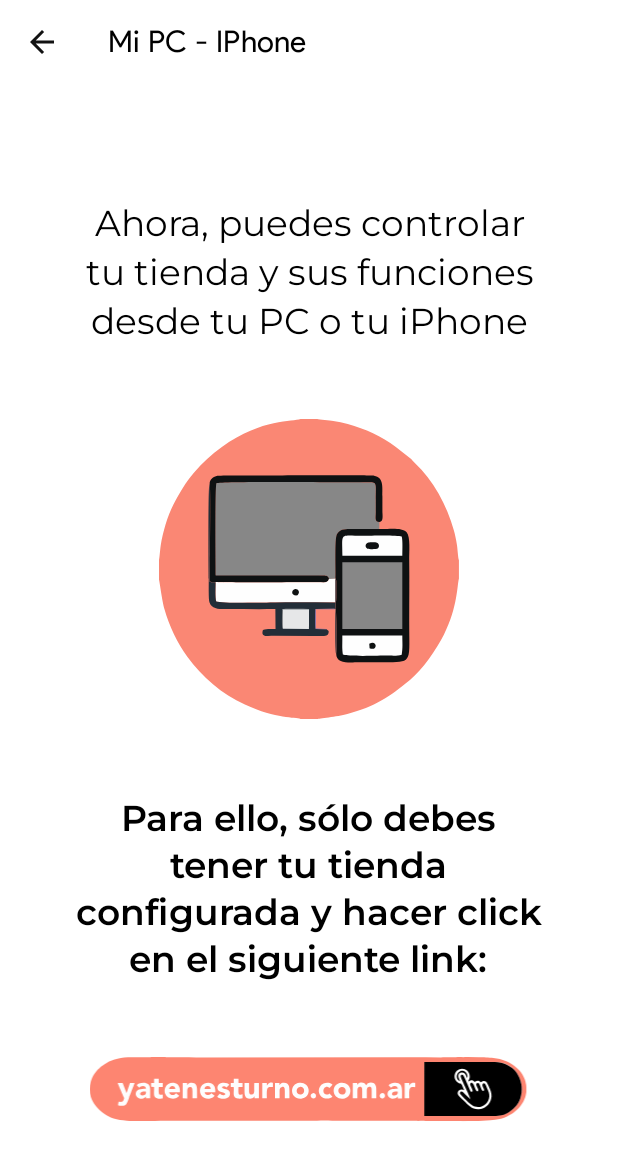
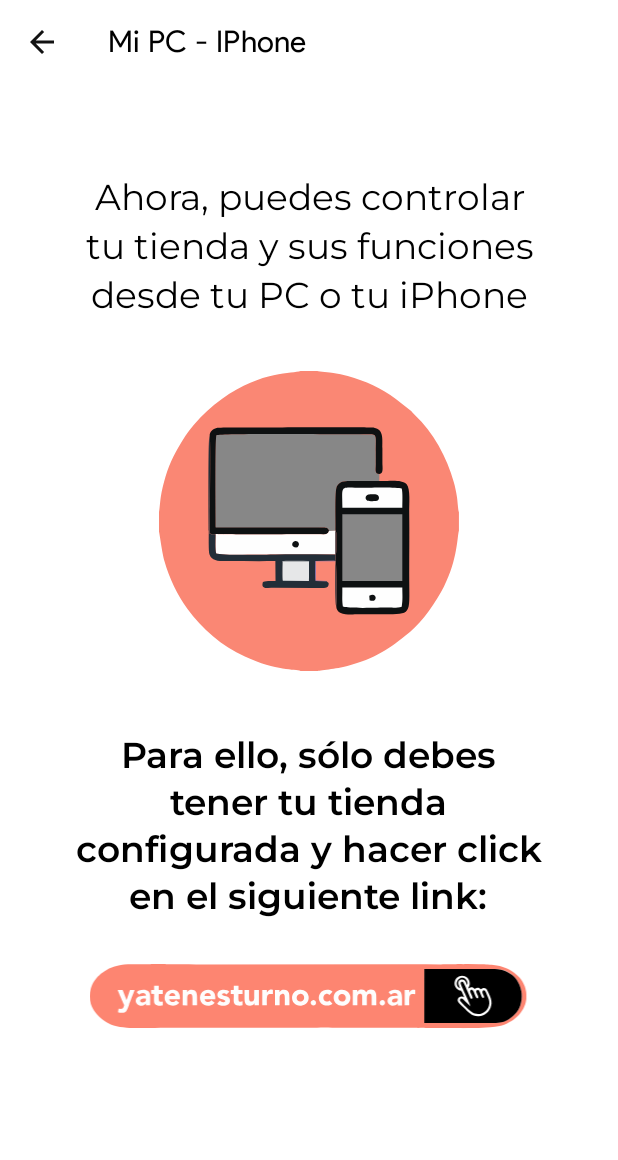
Before and after one commit to BustosNahu/Ya-tenes-turno, an Android app built with Jetpack Compose: the OpenWebActivity screen opened directly, with no data from a screen before it, on a phone screen of 412 x 824 dp. Shown: the top 1160 px of the screen. Run offline under Robolectric (Android 15) with nearby library versions, the phone set to English and light mode, and no system bars.

Commit message:
validaciones funcionando correctamente, UI getPremium terminado, correcciones en menu desplegable realizadas, falta arreglar switch button

```diff
--- a/app/src/main/java/com/yatenesturno/activities/job_edit/EditJobActivity.java
+++ b/app/src/main/java/com/yatenesturno/activities/job_edit/EditJobActivity.java
@@ -5,6 +5,7 @@ import android.animation.PropertyValuesHolder;
 import android.app.Activity;
 import android.content.DialogInterface;
 import android.content.Intent;
+import android.content.SharedPreferences;
 import android.os.Bundle;
 import android.os.Handler;
 import android.os.Looper;
@@ -56,6 +57,12 @@ public class EditJobActivity extends AppCompatActivity {
      */
     private static final String DAY_SCHEDULE_FRAGMENT = "dayScheduleFragment";
 
+    private static final String SWITCH_STATUS = "switch_status";
+
+    private static final String MY_PREF = "switch_pref";
+
+    boolean switch_status;
+
     /**
      * Instance variables
      */
@@ -63,6 +70,8 @@ public class EditJobActivity extends AppCompatActivity {
     private Job originalJob;
     private Job editedJob;
 
+    SharedPreferences sharedPreferences;
+    SharedPreferences.Editor editor;
 
     public void SetJobActivity(Job job, Place place) {
         this.originalJob = job;
@@ -123,6 +132,10 @@ public class EditJobActivity extends AppCompatActivity {
             Log.d("editJobActivity EDITED CLONED", editedJob.getDaySchedules().toString());
             initViews();
         }
+        sharedPreferences =getSharedPreferences(MY_PREF, MODE_PRIVATE);
+        editor = getSharedPreferences(MY_PREF, MODE_PRIVATE).edit();
+
+        switch_status = sharedPreferences.getBoolean(SWITCH_STATUS,true);
 
     }
 
@@ -203,15 +216,7 @@ public class EditJobActivity extends AppCompatActivity {
 
     private void setUpSwitchCancellableApps() {
         switchUserCancellableApps.setChecked(originalJob.canUserCancelApps());
-        switchUserCancellableApps.setOnCheckedChangeListener((buttonView, isChecked) -> {
-            if(GetPremiumActivity.hasPremiumInPlaceOrShowScreen(this, place.getId(), UserManagement.getInstance().getUser().getId())) {
-                if (isChecked) {
-                    editedJob.setUserCanCancelApps(isChecked);
-                } else {
-                    //editedJob.setUserCanCancelApps(isChecked);
-                }
-            }
-        });
+        switchUserCancellableApps.setOnCheckedChangeListener((buttonView, isChecked) -> editedJob.setUserCanCancelApps(isChecked));
     }
 
     private void setEditServicesBtnListener() {
--- a/app/src/main/res/layout-xhdpi/activity_open_web.xml
+++ /dev/null
@@ -1,99 +0,0 @@
-<?xml version="1.0" encoding="utf-8"?>
-<androidx.constraintlayout.widget.ConstraintLayout xmlns:android="http://schemas.android.com/apk/res/android"
-    xmlns:app="http://schemas.android.com/apk/res-auto"
-    xmlns:tools="http://schemas.android.com/tools"
-    android:layout_width="match_parent"
-    android:layout_height="match_parent"
-    tools:context=".activities.web_view.OpenWebActivity">
-
-    <RelativeLayout
-        android:layout_width="wrap_content"
-        android:layout_height="wrap_content"
-        app:layout_constraintBottom_toBottomOf="parent"
-        app:layout_constraintEnd_toEndOf="parent"
-        app:layout_constraintStart_toStartOf="parent"
-        app:layout_constraintTop_toTopOf="parent">
-
-        <TextView
-            android:id="@+id/tv_first"
-            style="@style/MontserratRegular"
-            android:layout_width="wrap_content"
-            android:layout_height="wrap_content"
-            android:layout_marginLeft="80dp"
-            android:layout_centerHorizontal="true"
-            android:gravity="center"
-            android:text="@string/tx_web_screen"
-            android:textSize="24sp"
-            android:lines="3"
-            android:lineHeight="31dp"
-
-            />
-
-        <ImageView
-            android:id="@+id/iv_pc_phone"
-            android:layout_width="200dp"
-            android:layout_height="200dp"
-            android:layout_below="@id/tv_first"
-            android:layout_centerHorizontal="true"
-            android:layout_marginTop="50dp"
-            android:src="@drawable/ic_pc_phone" />
-
-
-        <TextView
-            android:id="@+id/tv_fourth"
-            style="@style/SemiBold"
-            android:layout_width="wrap_content"
-            android:layout_height="wrap_content"
-            android:layout_below="@id/iv_pc_phone"
-            android:layout_centerHorizontal="true"
-            android:layout_marginTop="50dp"
-            android:text="Para ello, sólo debes"
-            android:textSize="24sp"/>
-
-        <TextView
-            android:id="@+id/tv_fifth"
-            style="@style/SemiBold"
-            android:layout_width="wrap_content"
-            android:layout_height="wrap_content"
-            android:layout_below="@id/tv_fourth"
-            android:layout_centerHorizontal="true"
-            android:text="tener tu tienda"
-            android:fontFamily="@font/product_thin"
-            android:textSize="24sp"/>
-
-        <TextView
-            android:id="@+id/tv_sixth"
-            style="@style/SemiBold"
-            android:layout_width="wrap_content"
-            android:layout_height="wrap_content"
-            android:layout_below="@id/tv_fifth"
-            android:layout_centerHorizontal="true"
-            android:text="configurada y hacer click"
-            android:fontFamily="@font/montserrat_semi_bold"
-            android:textSize="24sp"/>
-
-        <TextView
-            android:id="@+id/tv_seventh"
-            style="@style/SemiBold"
-            android:layout_width="wrap_content"
-            android:layout_height="wrap_content"
-            android:layout_below="@id/tv_sixth"
-            android:layout_centerHorizontal="true"
-            android:text="en el siguiente link:"
-            android:fontFamily="@font/montserrat_semi_bold"
-            android:textSize="24sp"/>
-
-
-        <ImageView
-            android:id="@+id/iv_web_link"
-            android:layout_width="300dp"
-            android:layout_height="43dp"
-            android:layout_below="@id/tv_seventh"
-            android:layout_marginTop="50dp"
-            android:src="@drawable/ic_web_link"
-            android:layout_centerHorizontal="true"/>
-
-
-    </RelativeLayout>
-
-</androidx.constraintlayout.widget.ConstraintLayout>
--- a/app/src/main/res/layout-xxhdpi/activity_open_web.xml
+++ /dev/null
@@ -1,99 +0,0 @@
-<?xml version="1.0" encoding="utf-8"?>
-<androidx.constraintlayout.widget.ConstraintLayout xmlns:android="http://schemas.android.com/apk/res/android"
-    xmlns:app="http://schemas.android.com/apk/res-auto"
-    xmlns:tools="http://schemas.android.com/tools"
-    android:layout_width="match_parent"
-    android:layout_height="match_parent"
-    tools:context=".activities.web_view.OpenWebActivity">
-
-    <RelativeLayout
-        android:layout_width="wrap_content"
-        android:layout_height="wrap_content"
-        app:layout_constraintBottom_toBottomOf="parent"
-        app:layout_constraintEnd_toEndOf="parent"
-        app:layout_constraintStart_toStartOf="parent"
-        app:layout_constraintTop_toTopOf="parent">
-
-        <TextView
-            android:id="@+id/tv_first"
-            style="@style/MontserratRegular"
-            android:layout_width="wrap_content"
-            android:layout_height="wrap_content"
-            android:layout_marginLeft="80dp"
-            android:layout_centerHorizontal="true"
-            android:gravity="center"
-            android:text="@string/tx_web_screen"
-            android:textSize="24sp"
-            android:lines="3"
-            android:lineHeight="31dp"
-
-            />
-
-        <ImageView
-            android:id="@+id/iv_pc_phone"
-            android:layout_width="200dp"
-            android:layout_height="200dp"
-            android:layout_below="@id/tv_first"
-            android:layout_centerHorizontal="true"
-            android:layout_marginTop="35dp"
-            android:src="@drawable/ic_pc_phone" />
-
-
-        <TextView
-            android:id="@+id/tv_fourth"
-            style="@style/SemiBold"
-            android:layout_width="wrap_content"
-            android:layout_height="wrap_content"
-            android:layout_below="@id/iv_pc_phone"
-            android:layout_centerHorizontal="true"
-            android:layout_marginTop="40dp"
-            android:text="Para ello, sólo debes"
-            android:textSize="24sp"/>
-
-        <TextView
-            android:id="@+id/tv_fifth"
-            style="@style/SemiBold"
-            android:layout_width="wrap_content"
-            android:layout_height="wrap_content"
-            android:layout_below="@id/tv_fourth"
-            android:layout_centerHorizontal="true"
-            android:text="tener tu tienda"
-            android:fontFamily="@font/product_thin"
-            android:textSize="24sp"/>
-
-        <TextView
-            android:id="@+id/tv_sixth"
-            style="@style/SemiBold"
-            android:layout_width="wrap_content"
-            android:layout_height="wrap_content"
-            android:layout_below="@id/tv_fifth"
-            android:layout_centerHorizontal="true"
-            android:text="configurada y hacer click"
-            android:fontFamily="@font/montserrat_semi_bold"
-            android:textSize="24sp"/>
-
-        <TextView
-            android:id="@+id/tv_seventh"
-            style="@style/SemiBold"
-            android:layout_width="wrap_content"
-            android:layout_height="wrap_content"
-            android:layout_below="@id/tv_sixth"
-            android:layout_centerHorizontal="true"
-            android:text="en el siguiente link:"
-            android:fontFamily="@font/montserrat_semi_bold"
-            android:textSize="24sp"/>
-
-
-        <ImageView
-            android:id="@+id/iv_web_link"
-            android:layout_width="300dp"
-            android:layout_height="43dp"
-            android:layout_below="@id/tv_seventh"
-            android:layout_marginTop="20dp"
-            android:src="@drawable/ic_web_link"
-            android:layout_centerHorizontal="true"/>
-
-
-    </RelativeLayout>
-
-</androidx.constraintlayout.widget.ConstraintLayout>
--- a/app/src/main/res/layout-xxxhdpi/activity_open_web.xml
+++ /dev/null
@@ -1,127 +0,0 @@
-<?xml version="1.0" encoding="utf-8"?>
-<androidx.constraintlayout.widget.ConstraintLayout xmlns:android="http://schemas.android.com/apk/res/android"
-    xmlns:app="http://schemas.android.com/apk/res-auto"
-    xmlns:tools="http://schemas.android.com/tools"
-    android:layout_width="match_parent"
-    android:layout_height="match_parent"
-    tools:context=".activities.web_view.OpenWebActivity">
-
-    <RelativeLayout
-        android:layout_width="wrap_content"
-        android:layout_height="wrap_content"
-        app:layout_constraintBottom_toBottomOf="parent"
-        app:layout_constraintEnd_toEndOf="parent"
-        app:layout_constraintStart_toStartOf="parent"
-        app:layout_constraintTop_toTopOf="parent">
-
-        <TextView
-            android:id="@+id/tv_first"
-            android:layout_width="wrap_content"
-            android:layout_height="wrap_content"
-            android:layout_centerHorizontal="true"
-            android:fontFamily="@font/monserrat_medium"
-            android:text="Ahora, puedes controlar"
-            android:textSize="22sp" />
-
-        <TextView
-            android:id="@+id/tv_second"
-            android:layout_width="wrap_content"
-            android:layout_height="wrap_content"
-            android:layout_below="@id/tv_first"
-            android:layout_centerHorizontal="true"
-            android:fontFamily="@font/monserrat_medium"
-            android:text="tu tienda y sus funciones"
-            android:textSize="22sp" />
-
-        <TextView
-            android:id="@+id/tv_third"
-            android:layout_width="wrap_content"
-            android:layout_height="wrap_content"
-            android:layout_below="@id/tv_second"
-            android:layout_centerHorizontal="true"
-            android:fontFamily="@font/monserrat_medium"
-            android:text="desde tu PC o tu iphone"
-            android:textSize="22sp" />
-
-        <ImageView
-            android:id="@+id/iv_pc_phone"
-            android:layout_width="200dp"
-            android:layout_height="200dp"
-            android:layout_below="@id/tv_third"
-            android:layout_centerHorizontal="true"
-            android:layout_marginTop="35dp"
-            android:src="@drawable/ic_pc_phone" />
-
-
-        <TextView
-            android:id="@+id/tv_fourth"
-            android:layout_width="wrap_content"
-            android:layout_height="wrap_content"
-            android:layout_below="@id/iv_pc_phone"
-            android:layout_centerHorizontal="true"
-            android:layout_marginTop="40dp"
-            android:text="Para ello, sólo debes"
-            android:fontFamily="@font/monserrat_bold"
-            android:textStyle="bold"
-            android:textSize="22sp"/>
-
-        <TextView
-            android:id="@+id/tv_fifth"
-            android:layout_width="wrap_content"
-            android:layout_height="wrap_content"
-            android:layout_below="@id/tv_fourth"
-            android:layout_centerHorizontal="true"
-            android:text="tener tu tienda"
-            android:fontFamily="@font/monserrat_bold"
-            android:textStyle="bold"
-
-            android:textSize="22sp"/>
-
-        <TextView
-            android:id="@+id/tv_sixth"
-            android:layout_width="wrap_content"
-            android:layout_height="wrap_content"
-            android:layout_below="@id/tv_fifth"
-            android:layout_centerHorizontal="true"
-            android:text="configurada y hacer click"
-            android:fontFamily="@font/monserrat_bold"
-            android:textStyle="bold"
-
-            android:textSize="22sp"/>
-
-        <TextView
-            android:id="@+id/tv_seventh"
-            android:layout_width="wrap_content"
-            android:layout_height="wrap_content"
-            android:layout_below="@id/tv_sixth"
-            android:layout_centerHorizontal="true"
-            android:text="en el siguiente link:"
-            android:fontFamily="@font/monserrat_bold"
-            android:textStyle="bold"
-            android:textSize="22sp"/>
-
-
-        <ImageView
-            android:id="@+id/iv_web_link"
-            android:layout_width="240dp"
-            android:layout_height="40dp"
-            android:layout_below="@id/tv_seventh"
-            android:layout_marginTop="20dp"
-            android:src="@drawable/ic_web_link"
-            android:layout_centerHorizontal="true"/>
-        <TextView
-            android:layout_width="wrap_content"
-            android:layout_height="wrap_content"
-            android:layout_marginTop="3dp"
-            android:layout_below="@id/iv_web_link"
-            android:text="www.yatenesturno.com.ar/my-commerce"
-            android:layout_centerHorizontal="true"
-            android:textColor="@color/darker_grey"
-            android:textSize="10sp"/>
-
-
-
-
-    </RelativeLayout>
-
-</androidx.constraintlayout.widget.ConstraintLayout>
--- a/app/src/main/res/layout/activity_open_web.xml
+++ b/app/src/main/res/layout/activity_open_web.xml
@@ -11,21 +11,23 @@
         android:layout_height="wrap_content"
         app:layout_constraintBottom_toBottomOf="parent"
         app:layout_constraintEnd_toEndOf="parent"
+        app:layout_constraintHorizontal_bias="0.0"
         app:layout_constraintStart_toStartOf="parent"
-        app:layout_constraintTop_toTopOf="parent">
+        app:layout_constraintTop_toTopOf="parent"
+        app:layout_constraintVertical_bias="0.302">
 
         <TextView
             android:id="@+id/tv_first"
             style="@style/MontserratRegular"
             android:layout_width="wrap_content"
             android:layout_height="wrap_content"
+            android:layout_centerHorizontal="true"
             android:layout_marginLeft="80dp"
-            android:layout_centerHorizontal="true"
             android:gravity="center"
+            android:lineHeight="31dp"
+            android:lines="3"
             android:text="@string/tx_web_screen"
             android:textSize="24sp"
-            android:lines="3"
-            android:lineHeight="31dp"
 
             />
 
@@ -48,7 +50,7 @@
             android:layout_centerHorizontal="true"
             android:layout_marginTop="40dp"
             android:text="Para ello, sólo debes"
-            android:textSize="24sp"/>
+            android:textSize="24sp" />
 
         <TextView
             android:id="@+id/tv_fifth"
@@ -57,9 +59,9 @@
             android:layout_height="wrap_content"
             android:layout_below="@id/tv_fourth"
             android:layout_centerHorizontal="true"
+            android:fontFamily="@font/product_thin"
             android:text="tener tu tienda"
-            android:fontFamily="@font/product_thin"
-            android:textSize="24sp"/>
+            android:textSize="24sp" />
 
         <TextView
             android:id="@+id/tv_sixth"
@@ -68,9 +70,9 @@
             android:layout_height="wrap_content"
             android:layout_below="@id/tv_fifth"
             android:layout_centerHorizontal="true"
+            android:fontFamily="@font/montserrat_semi_bold"
             android:text="configurada y hacer click"
-            android:fontFamily="@font/montserrat_semi_bold"
-            android:textSize="24sp"/>
+            android:textSize="24sp" />
 
         <TextView
             android:id="@+id/tv_seventh"
@@ -79,9 +81,9 @@
             android:layout_height="wrap_content"
             android:layout_below="@id/tv_sixth"
             android:layout_centerHorizontal="true"
+            android:fontFamily="@font/montserrat_semi_bold"
             android:text="en el siguiente link:"
-            android:fontFamily="@font/montserrat_semi_bold"
-            android:textSize="24sp"/>
+            android:textSize="24sp" />
 
 
         <ImageView
@@ -89,11 +91,10 @@
             android:layout_width="300dp"
             android:layout_height="43dp"
             android:layout_below="@id/tv_seventh"
-            android:layout_marginTop="20dp"
-            android:src="@drawable/ic_web_link"
             android:layout_centerHorizontal="true"
+            android:layout_marginTop="30dp"
             android:clickable="true"
-            />
+            android:src="@drawable/ic_web_link" />
 
 
     </RelativeLayout>
```
